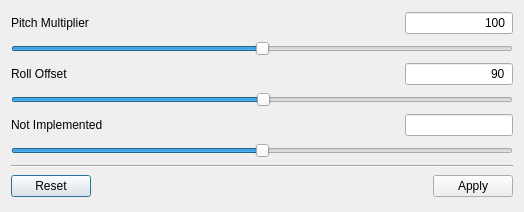
First picture: the form in qtsrc/eyeplus/parameterDialog.ui, repository starshine-bcit/eyeplus, before the edit.
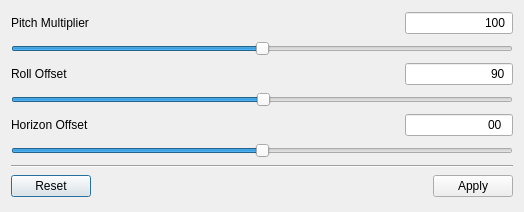
Second picture: the form after the edit. Icons and pictures are not drawn.

Commit message: Add horizon offset methods and storage

Diff of the .ui file:
```diff
--- a/qtsrc/eyeplus/parameterDialog.ui
+++ b/qtsrc/eyeplus/parameterDialog.ui
@@ -128,7 +128,7 @@
      <item>
       <widget class="QLabel" name="labelHorizonFuzzy">
        <property name="text">
-        <string>Not Implemented</string>
+        <string>Horizon Offset</string>
        </property>
       </widget>
      </item>
@@ -148,7 +148,10 @@
      <item>
       <widget class="QLineEdit" name="lineEditHorizonFuzzy">
        <property name="inputMask">
-        <string>#000</string>
+        <string extracomment="0">#000</string>
+       </property>
+       <property name="text">
+        <string>00</string>
        </property>
        <property name="alignment">
         <set>Qt::AlignRight|Qt::AlignTrailing|Qt::AlignVCenter</set>
```
Left out of the diff: 4 changed lines with no effect on the pictures. The commit also changes 8 other files.
